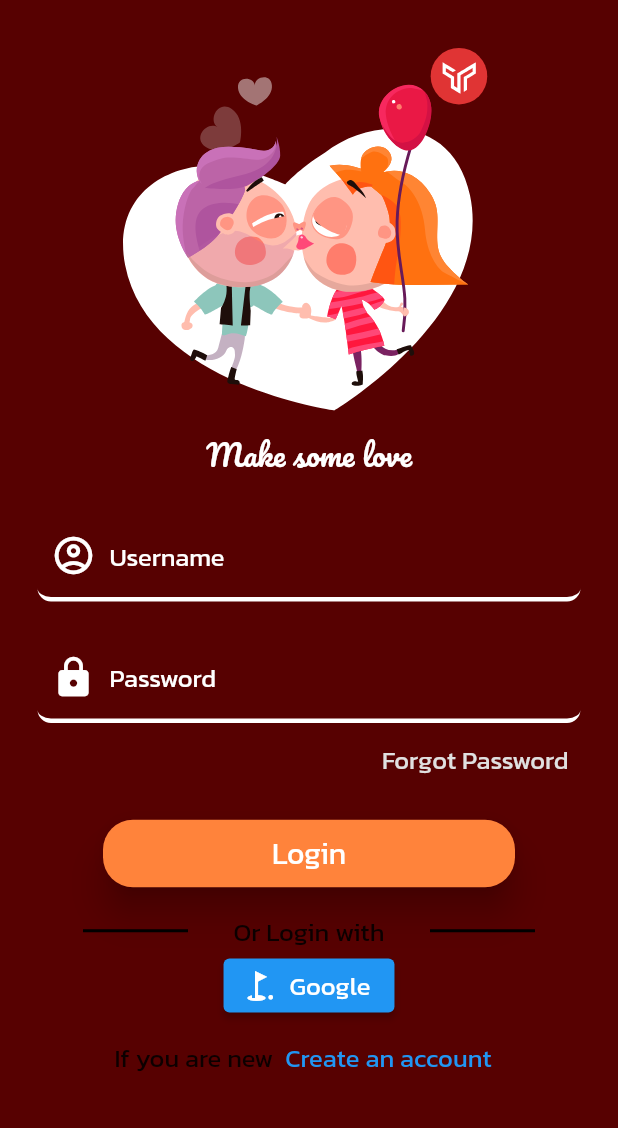
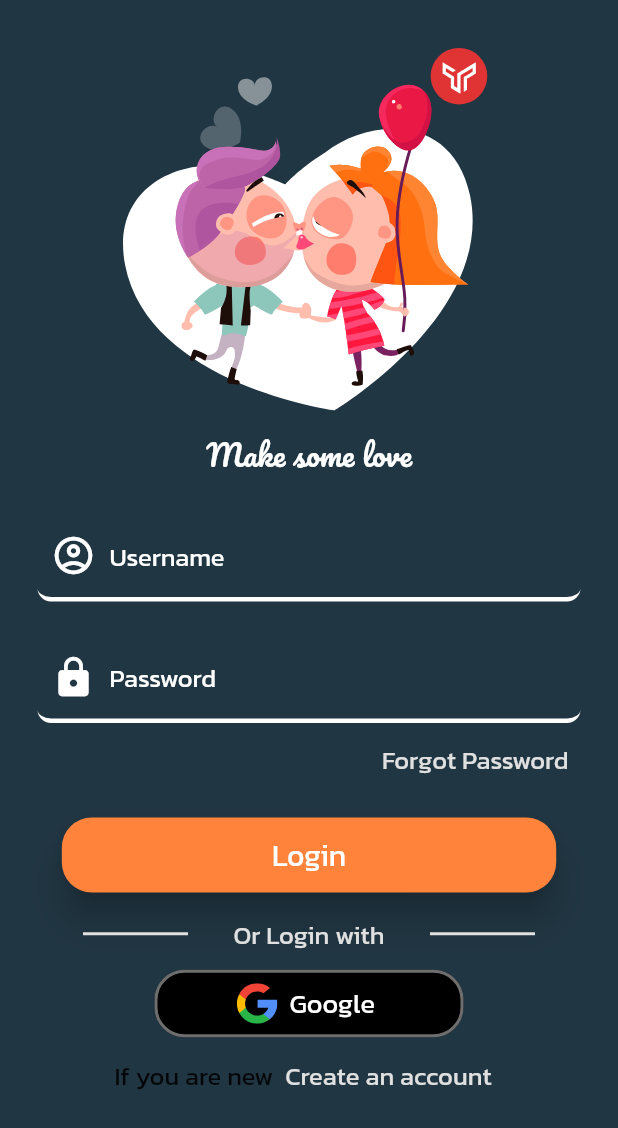
Before and after one commit to ashiqsabith123/love-bites-user-app, a Flutter app: the screen it shows after launch, on a phone screen of 412 x 824 dp. Shown: the top 1128 px of the screen. Run offline on Flutter 3.47's test engine with Material 2 defaults, Android fonts, the phone set to English and light mode, and no system bars; our stand-ins replace flutter_svg, lottie.

Commit message:
login ui completed

```diff
--- a/lib/common/widgets/widgets.dart
+++ b/lib/common/widgets/widgets.dart
@@ -1,4 +1,5 @@
 import 'package:flutter/material.dart';
+import 'package:flutter_svg/flutter_svg.dart';
 
 class CustomInputField extends StatelessWidget {
   const CustomInputField(
@@ -44,7 +45,9 @@ class CustomInputField extends StatelessWidget {
 }
 
 class AuthButton extends StatelessWidget {
-  const AuthButton({super.key});
+  const AuthButton({super.key, required this.text});
+
+  final String text;
 
   @override
   Widget build(BuildContext context) {
@@ -54,12 +57,45 @@ class AuthButton extends StatelessWidget {
           shape:
               RoundedRectangleBorder(borderRadius: BorderRadius.circular(20)),
           elevation: 10,
-          minimumSize: Size(MediaQuery.of(context).size.height * 1 / 3, 45),
+          minimumSize: Size(MediaQuery.of(context).size.height * 1 / 2.5, 50),
           backgroundColor: const Color.fromARGB(255, 255, 131, 59)),
-      child: const Text(
-        'Login',
-        style: TextStyle(fontSize: 20),
+      child: Text(
+        text,
+        style: const TextStyle(fontSize: 20),
       ),
     );
   }
 }
+
+class CustomGoogleButton extends StatelessWidget {
+  const CustomGoogleButton({super.key});
+
+  @override
+  Widget build(BuildContext context) {
+    return ElevatedButton.icon(
+        style: TextButton.styleFrom(
+            elevation: 10,
+            shadowColor: const Color.fromARGB(0, 114, 114, 114),
+            side: const BorderSide(
+              color: Color.fromARGB(221, 127, 127, 127),
+              width: 2,
+            ),
+            shape:
+                RoundedRectangleBorder(borderRadius: BorderRadius.circular(20)),
+            minimumSize: Size(
+              MediaQuery.of(context).size.height * 1 / 4,
+              45,
+            ),
+            backgroundColor: Color.fromARGB(255, 0, 0, 0)),
+        onPressed: () {},
+        icon: SvgPicture.asset(
+          "assets/svg/google.svg",
+          width: 27,
+          height: 27,
+        ),
+        label: const Text(
+          'Google',
+          style: TextStyle(fontSize: 18),
+        ));
+  }
+}
--- a/lib/presentation/login_page/screen_login.dart
+++ b/lib/presentation/login_page/screen_login.dart
@@ -2,7 +2,6 @@ import 'package:flutter/material.dart';
 import 'package:lottie/lottie.dart';
 import 'package:love_bites_user_app/common/widgets/widgets.dart';
 import 'package:love_bites_user_app/core/textstyles/style.dart';
-//import 'package:love_bites_user_app/presentation/login_page/widgets/login_widgets.dart';
 
 class ScreenLoginPage extends StatelessWidget {
   const ScreenLoginPage({super.key});
@@ -10,7 +9,7 @@ class ScreenLoginPage extends StatelessWidget {
   @override
   Widget build(BuildContext context) {
     return Scaffold(
-      backgroundColor: Color.fromARGB(255, 87, 1, 1),
+      backgroundColor: Color.fromARGB(255, 33, 54, 67),
       body: SafeArea(
         child: SingleChildScrollView(
           child: Padding(
@@ -25,7 +24,7 @@ class ScreenLoginPage extends StatelessWidget {
                         'assets/animations/Animation - 1699971445661.json',
                         height: 250,
                       ),
-                      SizedBox(
+                      const SizedBox(
                         height: 10,
                       ),
                       const Text(
@@ -37,7 +36,7 @@ class ScreenLoginPage extends StatelessWidget {
                       )
                     ],
                   ),
-                  SizedBox(
+                  const SizedBox(
                     height: 20,
                   ),
                   const Form(
@@ -70,41 +69,46 @@ class ScreenLoginPage extends StatelessWidget {
                           )),
                     ],
                   ),
-                  SizedBox(
+                  const SizedBox(
                     height: 15,
                   ),
                   const Row(
                     mainAxisAlignment: MainAxisAlignment.center,
                     children: [
-                      AuthButton(),
+                      AuthButton(
+                        text: 'Login',
+                      ),
                     ],
                   ),
-                  SizedBox(
+                  const SizedBox(
                     height: 15,
                   ),
                   Row(
                     mainAxisAlignment: MainAxisAlignment.spaceEvenly,
                     children: [
                       Container(
-                        color: Colors.black,
+                        color: Color.fromARGB(255, 224, 224, 224),
                         height: 2,
                         width: 70,
                       ),
-                      const SmallText(text: 'Or Login with'),
+                      const SmallText(
+                        text: 'Or Login with',
+                        color: Color.fromARGB(255, 224, 224, 224),
+                      ),
                       Container(
-                        color: Colors.black,
+                        color: Color.fromARGB(255, 224, 224, 224),
                         height: 2,
                         width: 70,
                       ),
                     ],
                   ),
-                  Row(
+                  SizedBox(
+                    height: 10,
+                  ),
+                  const Row(
                     mainAxisAlignment: MainAxisAlignment.center,
                     children: [
-                      ElevatedButton.icon(
-                          onPressed: () {},
-                          icon: Icon(Icons.golf_course_sharp),
-                          label: SmallText(text: 'Google'))
+                      CustomGoogleButton(),
                     ],
                   ),
                   Row(
@@ -113,7 +117,10 @@ class ScreenLoginPage extends StatelessWidget {
                       const SmallText(text: 'If you are new'),
                       TextButton(
                           onPressed: () {},
-                          child: const SmallText(text: ('Create an account')))
+                          child: const SmallText(
+                            text: ('Create an account'),
+                            color: Color.fromARGB(255, 224, 224, 224),
+                          ))
                     ],
                   )
                 ]),
--- a/pubspec.yaml
+++ b/pubspec.yaml
@@ -36,6 +36,7 @@ dependencies:
   # Use with the CupertinoIcons class for iOS style icons.
   cupertino_icons: ^1.0.2
   lottie: ^2.7.0
+  flutter_svg: ^0.22.0
 
 dev_dependencies:
   flutter_test:
@@ -62,6 +63,7 @@ flutter:
   # To add assets to your application, add an assets section, like this:
   assets:
     - assets/animations/
+    - assets/svg/
   #   - images/a_dot_ham.jpeg
 
   # An image asset can refer to one or more resolution-specific "variants", see
```
Also changed, not shown: assets/svg/google.svg (added), lib/presentation/signup_page/screen_signup.dart (added), pubspec.lock.
